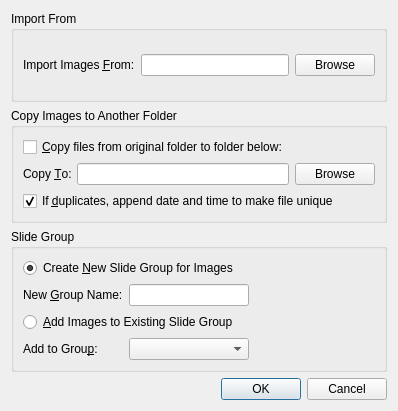
Old version of the form src/ImageImportDialog.ui in the repository google-code-export/dviz.
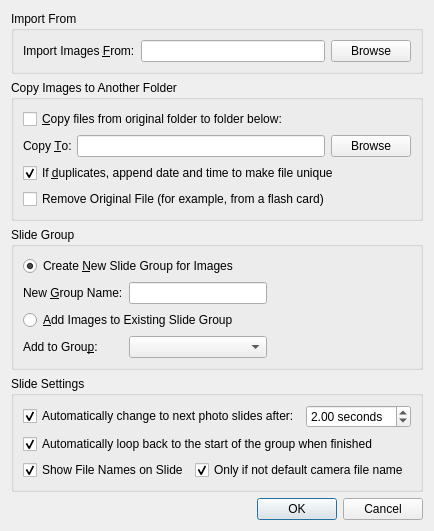
New version of the form.

Commit message: Added actual import code to ImageImportDialog and added a few more options to the import dialog UI.

What changed in the file:
```diff
--- a/src/ImageImportDialog.ui
+++ b/src/ImageImportDialog.ui
@@ -6,8 +6,8 @@
    <rect>
     <x>0</x>
     <y>0</y>
-    <width>398</width>
-    <height>411</height>
+    <width>395</width>
+    <height>511</height>
    </rect>
   </property>
   <property name="windowTitle">
@@ -44,7 +44,7 @@
     </widget>
    </item>
    <item>
-    <widget class="QGroupBox" name="groupBox">
+    <widget class="QGroupBox" name="gbCopyTo">
      <property name="title">
       <string>Copy Images to Another Folder</string>
      </property>
@@ -76,6 +76,13 @@
         </property>
        </widget>
       </item>
+      <item row="3" column="0" colspan="3">
+       <widget class="QCheckBox" name="removeOrig">
+        <property name="text">
+         <string>Remove Original File (for example, from a flash card)</string>
+        </property>
+       </widget>
+      </item>
       <item row="2" column="0" colspan="3">
        <widget class="QCheckBox" name="checkBox_2">
         <property name="text">
@@ -154,6 +161,78 @@
      </layout>
     </widget>
    </item>
+   <item>
+    <widget class="QGroupBox" name="groupBox">
+     <property name="title">
+      <string>Slide Settings</string>
+     </property>
+     <layout class="QGridLayout" name="gridLayout_3">
+      <item row="0" column="0" colspan="2">
+       <widget class="QCheckBox" name="flagAutoChange">
+        <property name="text">
+         <string>Automatically change to next photo slides after:</string>
+        </property>
+        <property name="checked">
+         <bool>true</bool>
+        </property>
+       </widget>
+      </item>
+      <item row="2" column="0">
+       <widget class="QCheckBox" name="flagShowNames">
+        <property name="text">
+         <string>Show File Names on Slide</string>
+        </property>
+        <property name="checked">
+         <bool>true</bool>
+        </property>
+       </widget>
+      </item>
+      <item row="2" column="1" colspan="2">
+       <widget class="QCheckBox" name="flagNotDefault">
+        <property name="text">
+         <string>Only if not default camera file name</string>
+        </property>
+        <property name="checked">
+         <bool>true</bool>
+        </property>
+       </widget>
+      </item>
+      <item row="1" column="0" colspan="3">
+       <widget class="QCheckBox" name="flagLoop">
+        <property name="text">
+         <string>Automatically loop back to the start of the group when finished</string>
+        </property>
+        <property name="checked">
+         <bool>true</bool>
+        </property>
+       </widget>
+      </item>
+      <item row="0" column="2">
+       <widget class="QDoubleSpinBox" name="changeTime">
+        <property name="suffix">
+         <string> seconds</string>
+        </property>
+        <property name="value">
+         <double>2.000000000000000</double>
+        </property>
+       </widget>
+      </item>
+     </layout>
+    </widget>
+   </item>
+   <item>
+    <spacer name="verticalSpacer">
+     <property name="orientation">
+      <enum>Qt::Vertical</enum>
+     </property>
+     <property name="sizeHint" stdset="0">
+      <size>
+       <width>20</width>
+       <height>40</height>
+      </size>
+     </property>
+    </spacer>
+   </item>
    <item>
     <widget class="QDialogButtonBox" name="buttonBox">
      <property name="orientation">
```
Left out of the diff: 144 changed lines with no effect on the pictures. The commit also changes 5 other files.
